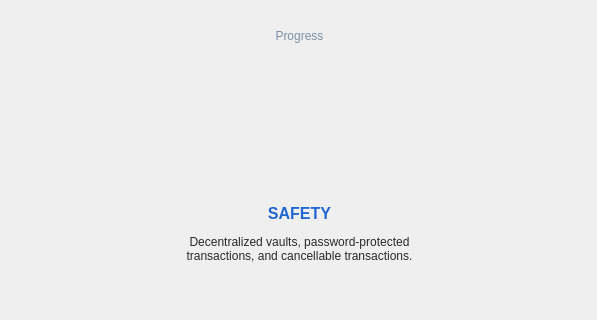
Qt form src/qt/forms/faststart.ui (pexa/core) before a commit; both pictures show x 0 to 597 and y 220 to 540 of the 597 by 540 pixel window.
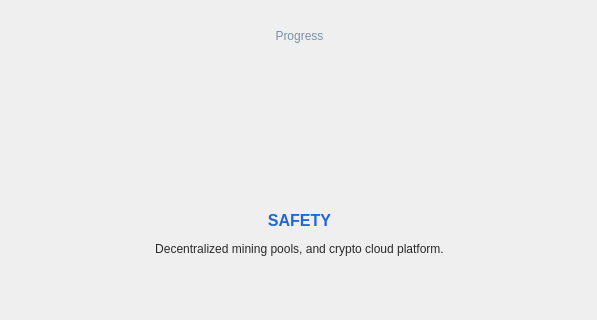
The same form after that commit. The open tabs and pages were chosen to show the change. Icons and pictures are not drawn.

```diff
--- a/src/qt/forms/faststart.ui
+++ b/src/qt/forms/faststart.ui
@@ -364,7 +364,7 @@
         </rect>
        </property>
        <property name="text">
-        <string>&lt;html&gt;&lt;head/&gt;&lt;body&gt;&lt;p align=&quot;center&quot;&gt;&lt;span style=&quot; font-size:12pt; font-weight:600; color:#2067d1;&quot;&gt;SAFETY&lt;/span&gt;&lt;/p&gt;&lt;p align=&quot;center&quot;&gt;&lt;span style=&quot; color:#292929;&quot;&gt;Decentralized vaults, password-protected&lt;br/&gt; transactions, and cancellable transactions.&lt;/span&gt;&lt;/p&gt;&lt;/body&gt;&lt;/html&gt;</string>
+        <string>&lt;html&gt;&lt;head/&gt;&lt;body&gt;&lt;p align=&quot;center&quot;&gt;&lt;span style=&quot; font-size:12pt; font-weight:600; color:#2067d1;&quot;&gt;SAFETY&lt;/span&gt;&lt;/p&gt;&lt;p align=&quot;center&quot;&gt;&lt;span style=&quot; color:#292929;&quot;&gt;Decentralized mining pools, and crypto cloud platform.&lt;/span&gt;&lt;/p&gt;&lt;/body&gt;&lt;/html&gt;</string>
        </property>
       </widget>
      </widget>
```
Left out of the diff: 12 changed lines with no effect on the pictures.
